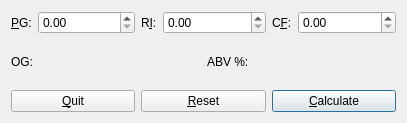
mhcrnl/ogcalc, file qt/common/ogcalc.ui: the form before one commit.
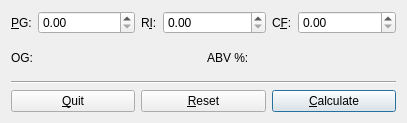
The form after the commit. Icons and pictures are not drawn. Custom widgets are drawn as their Qt base class.

Commit message: qt: Add line to ui

Patch:
```diff
--- a/qt/common/ogcalc.ui
+++ b/qt/common/ogcalc.ui
@@ -231,6 +231,22 @@
       </item>
      </layout>
     </item>
+    <item>
+     <widget class="Line" name="line">
+      <property name="frameShadow">
+       <enum>QFrame::Sunken</enum>
+      </property>
+      <property name="lineWidth">
+       <number>1</number>
+      </property>
+      <property name="midLineWidth">
+       <number>0</number>
+      </property>
+      <property name="orientation">
+       <enum>Qt::Horizontal</enum>
+      </property>
+     </widget>
+    </item>
     <item>
      <layout class="QHBoxLayout" name="button_layout">
       <item>
```
